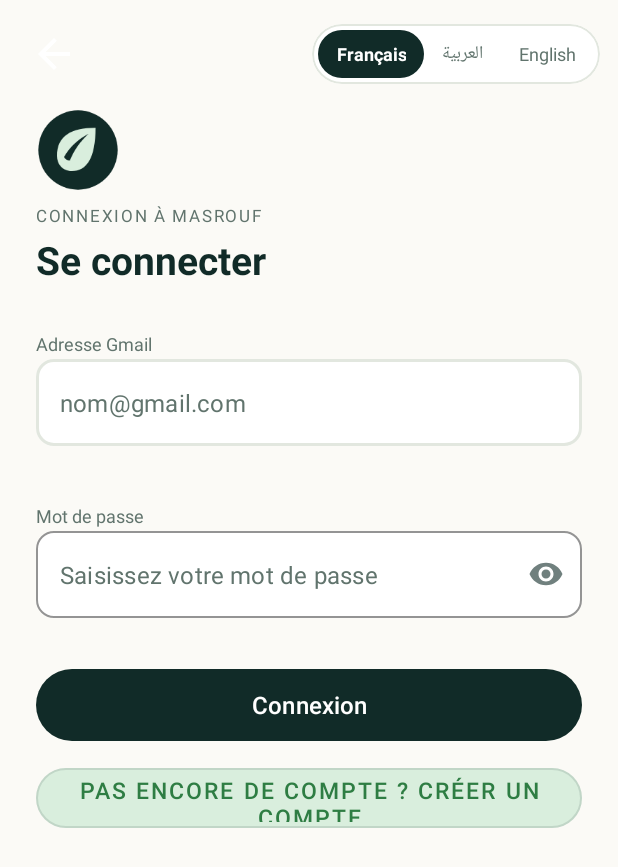
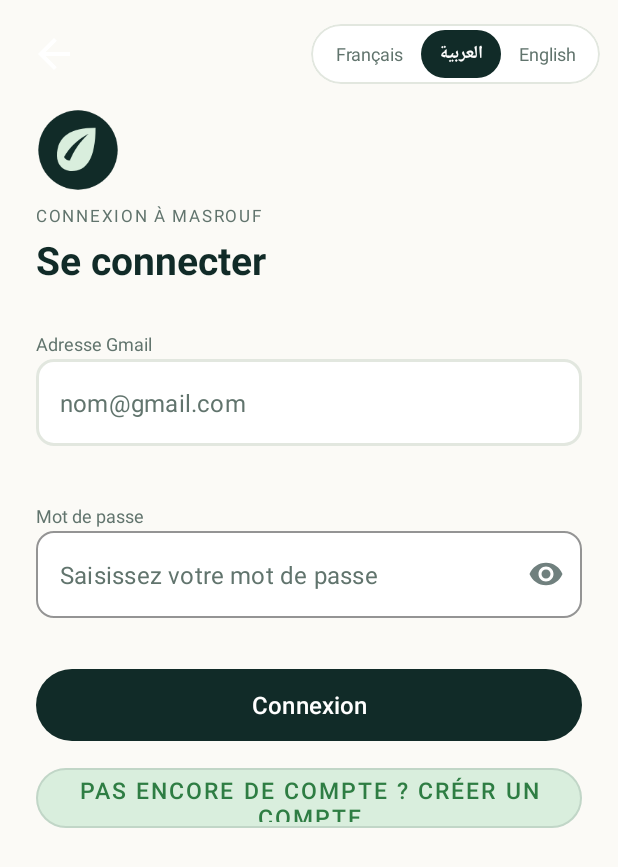
Before and after one commit to amenigharbi1O16/Masrouf_and, an Android app: the LoginActivity screen opened directly, with no data from a screen before it, on a phone screen of 412 x 824 dp. Shown: the top 867 px of the screen. Run offline under Robolectric (Android 15) with nearby library versions, the phone set to English and light mode, and no system bars; our stand-ins replace Room's generated code.

Commit message:
feat: add LoginActivity and localization string resources

```diff
--- a/app/src/main/java/com/masrouf/controller/LoginActivity.java
+++ b/app/src/main/java/com/masrouf/controller/LoginActivity.java
@@ -2,9 +2,8 @@ package com.masrouf.controller;
 
 import android.content.Intent;
 import android.os.Bundle;
-import android.view.Gravity;
 import android.view.View;
-import android.widget.LinearLayout;
+import android.widget.ImageView;
 import android.widget.TextView;
 
 import androidx.appcompat.app.AppCompatActivity;
@@ -28,8 +27,15 @@ public final class LoginActivity extends AppCompatActivity {
 
         viewModel = new androidx.lifecycle.ViewModelProvider(this, new MasroufViewModelFactory(this)).get(MasroufViewModel.class);
 
-        // Wire language switcher
-        buildLanguageButtons();
+        // Wire back button
+        ImageView backBtn = findViewById(R.id.login_back);
+        if (backBtn != null) backBtn.setOnClickListener(v -> finish());
+
+        // Wire language switcher (3 TextViews: lang_fr, lang_ar, lang_en)
+        wireLangTab(R.id.lang_fr, "fr");
+        wireLangTab(R.id.lang_ar, "ar");
+        wireLangTab(R.id.lang_en, "en");
+        highlightActiveLang();
 
         if (getIntent().hasExtra("EMAIL")) binding.loginEmail.setText(getIntent().getStringExtra("EMAIL"));
         binding.loginEmail.addTextChangedListener(new FormValidationTextWatcher(binding.loginEmailFeedback));
@@ -37,26 +43,31 @@ public final class LoginActivity extends AppCompatActivity {
         binding.loginToRegister.setOnClickListener(v -> startActivity(new Intent(this, RegisterActivity.class).putExtra("TYPE", "personal")));
     }
 
-    private void buildLanguageButtons() {
-        LinearLayout row = findViewById(R.id.login_languages);
-        if (row == null) return;
-        row.removeAllViews();
+    private void wireLangTab(int viewId, String tag) {
+        TextView tv = findViewById(viewId);
+        if (tv == null) return;
+        tv.setOnClickListener(v -> {
+            LocaleController.apply(tag);
+        });
+    }
+
+    private void highlightActiveLang() {
+        String currentTag = androidx.appcompat.app.AppCompatDelegate.getApplicationLocales().toLanguageTags();
+        if (currentTag.isEmpty()) currentTag = java.util.Locale.getDefault().getLanguage();
+        String activeLang = currentTag.length() >= 2 ? currentTag.substring(0, 2).toLowerCase(java.util.Locale.ROOT) : "fr";
+
+        int[][] langPairs = new int[0][];
+        // Map view id -> lang tag
+        int[] ids = {R.id.lang_fr, R.id.lang_ar, R.id.lang_en};
         String[] tags = {"fr", "ar", "en"};
-        String[] labels = {"FR", "العربية", "EN"};
-        String currentTag = androidx.appcompat.app.AppCompatDelegate.getApplicationLocales().toLanguageTags();
-        for (int i = 0; i < tags.length; i++) {
-            final String tag = tags[i];
-            final String label = labels[i];
-            TextView tv = new TextView(this);
-            tv.setText(label);
-            tv.setGravity(Gravity.CENTER);
-            tv.setTextSize(13f);
-            tv.setPadding(dp(14), dp(8), dp(14), dp(8));
-            boolean isSelected = currentTag.startsWith(tag);
-            tv.setBackground(getDrawable(isSelected ? R.drawable.bg_lang_selected : R.drawable.bg_lang_unselected));
-            tv.setTextColor(getColor(isSelected ? R.color.alabaster : R.color.muted_green));
-            tv.setOnClickListener(v -> LocaleController.apply(tag));
-            row.addView(tv);
+        for (int i = 0; i < ids.length; i++) {
+            TextView tv = findViewById(ids[i]);
+            if (tv == null) continue;
+            boolean selected = tags[i].equals(activeLang);
+            tv.setBackground(selected ? getDrawable(R.drawable.bg_lang_selected) : null);
+            tv.setTextColor(getColor(selected ? R.color.alabaster : R.color.muted_green));
+            if (selected) tv.setTypeface(null, android.graphics.Typeface.BOLD);
+            else tv.setTypeface(null, android.graphics.Typeface.NORMAL);
         }
     }
 
```
Also changed, not shown: 2 other files.
